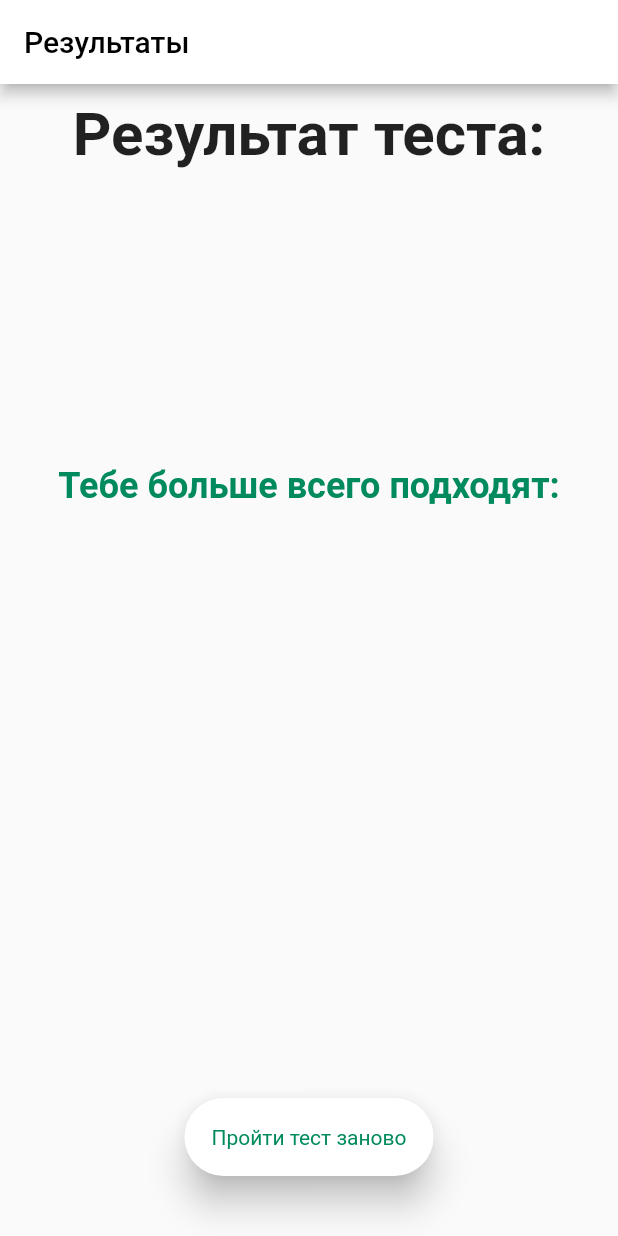
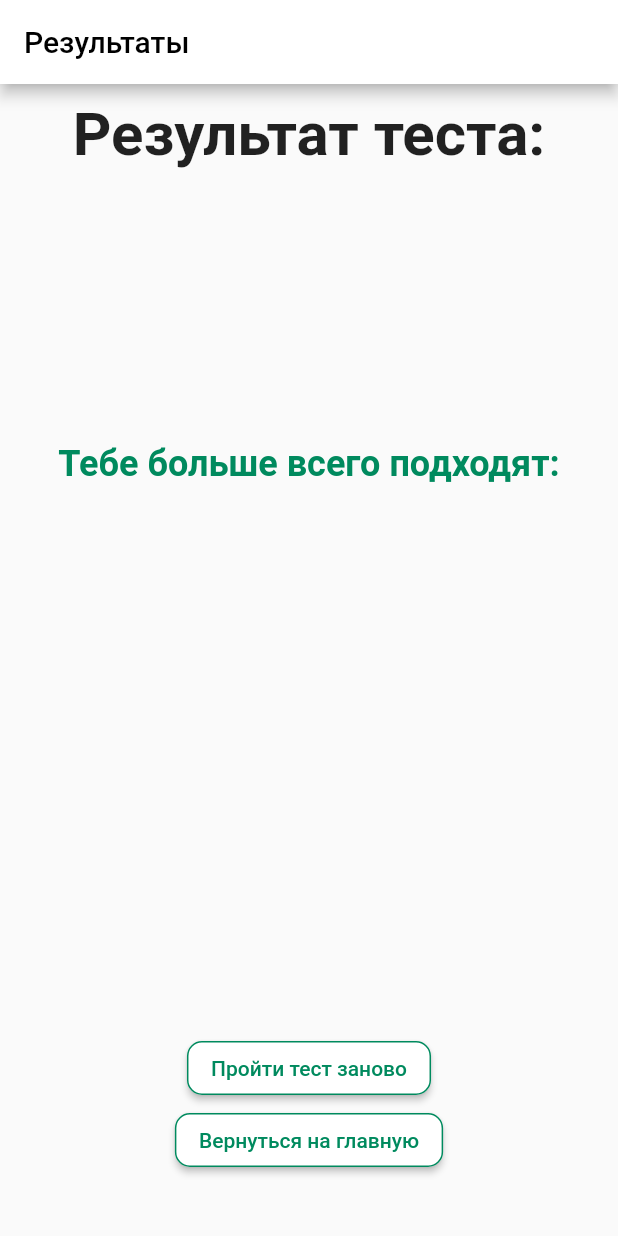
Before and after one commit to oBc9Hka/bntu_app, a Flutter app: the ResultScreen screen opened directly with empty values, on a phone screen of 412 x 824 dp. Run offline on Flutter 3.47's test engine with Material 2 defaults, Android fonts, the light colour scheme and no system bars; our stand-ins replace carousel_slider, cloud_firestore, firebase_auth, firebase_core, firebase_storage, fluttertoast and 2 more; missing offline and left inert: custom_splash, yandex_mapkit; accounts and stored records are empty; statements that could not run were skipped.

Commit message:
fixes: ui fixes

```diff
--- a/lib/ui/constants/constants.dart
+++ b/lib/ui/constants/constants.dart
@@ -1,7 +1,7 @@
 import 'package:flutter/material.dart';
 import 'package:yandex_mapkit/yandex_mapkit.dart';
 
-class Constants{
+class Constants {
   static const Color mainColor = Color.fromARGB(255, 0, 138, 94);
 
   static Point initialPoint = Point(
@@ -10,4 +10,13 @@ class Constants{
   );
 
   static const url = 'https://bntu.by';
+
+  static ButtonStyle customElevatedButtonStyle = ButtonStyle(
+    shape: MaterialStateProperty.all<RoundedRectangleBorder>(
+      RoundedRectangleBorder(
+        borderRadius: BorderRadius.circular(10.0),
+        side: BorderSide(color: mainColor),
+      ),
+    ),
+  );
 }
--- a/lib/ui/pages/quizz_view/result_screen.dart
+++ b/lib/ui/pages/quizz_view/result_screen.dart
@@ -1,5 +1,6 @@
 import 'package:bntu_app/providers/app_provider.dart';
 import 'package:bntu_app/ui/constants/constants.dart';
+import 'package:bntu_app/ui/pages/greeting_screen.dart';
 import 'package:bntu_app/ui/pages/speciality_views/faculty_info.dart';
 import 'package:carousel_slider/carousel_slider.dart';
 import 'package:flutter/cupertino.dart';
@@ -14,20 +15,19 @@ class ResultScreen extends StatelessWidget {
 
   @override
   Widget build(BuildContext context) {
-
-    String _fit = '...';
-    String _mayFit = '...';
-    List list = [];
-    List<MapEntry<String, int>> _sortedList = [];
-    Map<String, int> _tagsFrequency = {};
-    int maxFrequency = 0;
-    bool _mayFitVisibility = true;
+    var _fit = '...';
+    var _mayFit = '...';
+    var list = [];
+    var _sortedList = <MapEntry<String, int>>[];
+    var _tagsFrequency = <String, int>{};
+    var maxFrequency = 0;
+    var _mayFitVisibility = true;
 
     void _getTagsFrequencyList() {
       list = [];
       for (var item in tagsList) {
         if (list.contains(item)) {
-          int? count = _tagsFrequency[item];
+          var count = _tagsFrequency[item];
           _tagsFrequency[item] = count! + 1;
         } else {
           _tagsFrequency[item] = 1;
@@ -57,7 +57,7 @@ class ResultScreen extends StatelessWidget {
     }
 
     void _setTitles() {
-      int maxFrequencyCount = 0;
+      var maxFrequencyCount = 0;
       _tagsFrequency.forEach((key, value) {
         if (value == maxFrequency) ++maxFrequencyCount;
       });
@@ -85,14 +85,15 @@ class ResultScreen extends StatelessWidget {
     _getMaxFrequency();
     _setTitles();
 
-    const Color mainColor = Constants.mainColor;
+    const mainColor = Constants.mainColor;
     return Consumer<AppProvider>(builder: (context, state, child) {
-      List<MapEntry<dynamic, int>> sortedQueryList = [];
+      var sortedQueryList = <MapEntry<dynamic, int>>[];
       for (var sortedListItem in _sortedList) {
         for (var facultiesListItem in state.faculties) {
-          if (facultiesListItem.shortName == sortedListItem.key)
+          if (facultiesListItem.shortName == sortedListItem.key) {
             sortedQueryList
                 .add(MapEntry(facultiesListItem, sortedListItem.value));
+          }
         }
       }
       return Scaffold(
@@ -113,7 +114,7 @@ class ResultScreen extends StatelessWidget {
               SizedBox(
                 width: double.infinity,
                 child: Text(
-                  "Результат теста:",
+                  'Результат теста:',
                   textAlign: TextAlign.center,
                   style: TextStyle(
                     fontSize: 40.0,
@@ -211,7 +212,9 @@ class ResultScreen extends StatelessWidget {
                   ],
                 ),
               ),
-              RawMaterialButton(
+              Column(
+                children: [
+                  ElevatedButton(
                     onPressed: () {
                       Navigator.pushReplacement(
                           context,
@@ -219,15 +222,28 @@ class ResultScreen extends StatelessWidget {
                             builder: (context) => MainMenu(),
                           ));
                     },
-                fillColor: Colors.white,
-                elevation: 10,
-                shape: StadiumBorder(),
-                padding: EdgeInsets.all(18.0),
+                    style: Constants.customElevatedButtonStyle,
                     child: Text(
-                  "Пройти тест заново",
+                      'Пройти тест заново',
                       style: TextStyle(color: mainColor),
                     ),
                   ),
+                  ElevatedButton(
+                    onPressed: () {
+                      Navigator.pushReplacement(
+                          context,
+                          MaterialPageRoute(
+                            builder: (context) => GreetingScreen(),
+                          ));
+                    },
+                    style: Constants.customElevatedButtonStyle,
+                    child: Text(
+                      'Вернуться на главную',
+                      style: TextStyle(color: mainColor),
+                    ),
+                  )
+                ],
+              )
             ],
           ),
         ),
```
Also changed, not shown: lib/ui/pages/quizz_view/main_menu.dart (+8 -10 lines), lib/ui/pages/quizz_view/quizz_screen.dart (+21 -17 lines). Lines whose indentation alone changed are shown as unchanged.
